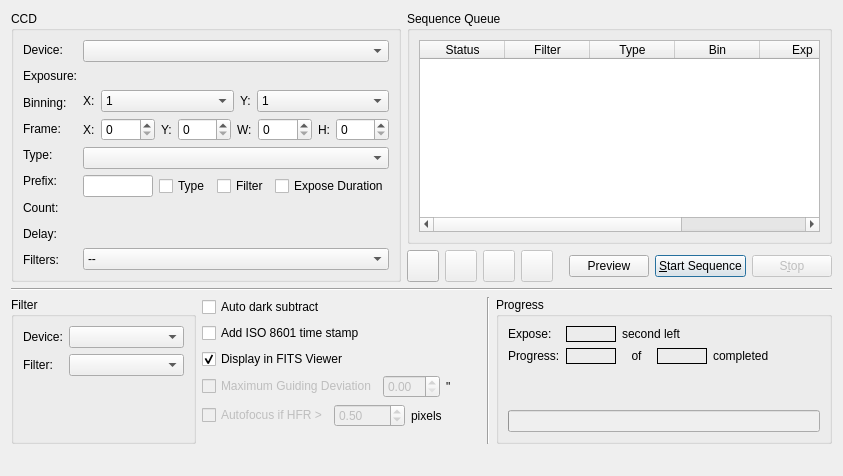
The window that kstars/ekos/capture.ui (KDE/kstars) describes before a commit, drawn with Qt 5.
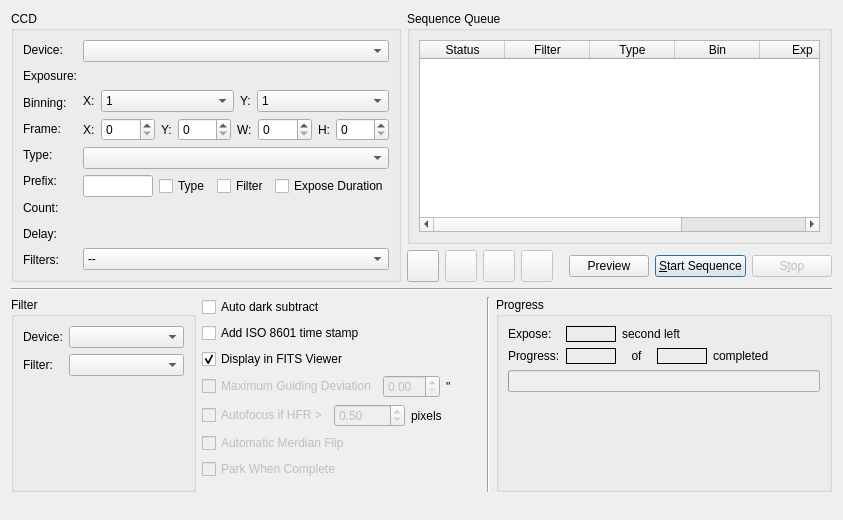
The same window after the commit. Custom widgets are drawn as their Qt base class.

Commit message: Add support to automatic parking when sequence is complete. Initial support for automatic meridian flip

What changed in the file:
```diff
--- a/kstars/ekos/capture.ui
+++ b/kstars/ekos/capture.ui
@@ -7,7 +7,7 @@
     <x>0</x>
     <y>0</y>
     <width>843</width>
-    <height>476</height>
+    <height>520</height>
    </rect>
   </property>
   <layout class="QVBoxLayout" name="verticalLayout_11">
@@ -868,6 +868,26 @@
          </item>
         </layout>
        </item>
+       <item>
+        <widget class="QCheckBox" name="meridianCheck">
+         <property name="enabled">
+          <bool>false</bool>
+         </property>
+         <property name="text">
+          <string>Automatic Merdian Flip</string>
+         </property>
+        </widget>
+       </item>
+       <item>
+        <widget class="QCheckBox" name="parkCheck">
+         <property name="enabled">
+          <bool>false</bool>
+         </property>
+         <property name="text">
+          <string>Park When Complete</string>
+         </property>
+        </widget>
+       </item>
        <item>
         <spacer name="verticalSpacer_2">
          <property name="orientation">
@@ -1026,6 +1046,13 @@
             </item>
            </layout>
           </item>
+          <item>
+           <widget class="QProgressBar" name="imgProgress">
+            <property name="enabled">
+             <bool>false</bool>
+            </property>
+           </widget>
+          </item>
           <item>
            <spacer name="verticalSpacer_4">
             <property name="orientation">
@@ -1039,13 +1066,6 @@
             </property>
            </spacer>
           </item>
-          <item>
-           <widget class="QProgressBar" name="imgProgress">
-            <property name="enabled">
-             <bool>false</bool>
-            </property>
-           </widget>
-          </item>
          </layout>
         </widget>
        </item>
```
Left out of the diff: 2 changed lines with no effect on the pictures. The commit also changes 4 other files.
